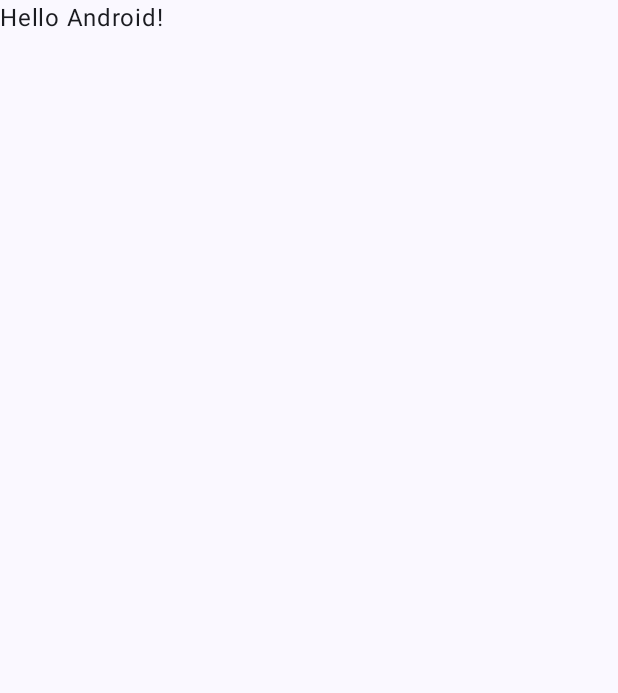
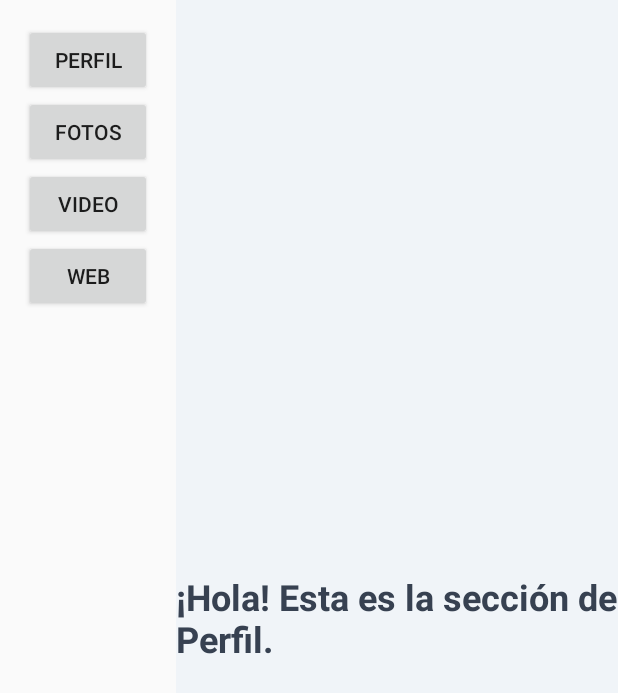
Before and after one commit to GKentaurus/agenda-eventos-culturales, an Android app built with Jetpack Compose: the screen it shows after launch (MainActivity), on a phone screen of 412 x 824 dp. Before the commit the part shown is almost empty. Shown: the top 693 px of the screen. Run offline under Robolectric (Android 15) with nearby library versions, the phone set to English and light mode, and no system bars.

Commit message:
Make project compile successfully with changes proposed by teacher

```diff
--- a/app/build.gradle.kts
+++ b/app/build.gradle.kts
@@ -9,7 +9,7 @@ android {
     compileSdk = 36
 
     defaultConfig {
-        applicationId = "com.example.myapplication"
+        applicationId = "com.app.adec"
         minSdk = 21
         targetSdk = 36
         versionCode = 1
@@ -49,6 +49,10 @@ dependencies {
     implementation(libs.androidx.compose.ui.graphics)
     implementation(libs.androidx.compose.ui.tooling.preview)
     implementation(libs.androidx.compose.material3)
+    implementation(libs.androidx.fragment.ktx) // Add this line (use the latest stable version)
+    implementation(libs.androidx.appcompat)
+    implementation(libs.androidx.appcompat.resources) // For loading and tinting drawables on older versions of the platform
+
     testImplementation(libs.junit)
     androidTestImplementation(libs.androidx.junit)
     androidTestImplementation(libs.androidx.espresso.core)
--- a/app/src/main/AndroidManifest.xml
+++ b/app/src/main/AndroidManifest.xml
@@ -10,15 +10,13 @@
         android:label="@string/app_name"
         android:roundIcon="@mipmap/ic_launcher_round"
         android:supportsRtl="true"
-        android:theme="@style/Theme.MyApplication">
+        android:theme="@style/Theme.AppCompat.Light.NoActionBar">
         <activity
             android:name=".MainActivity"
             android:exported="true"
-            android:label="@string/app_name"
-            android:theme="@style/Theme.MyApplication">
+            android:label="@string/app_name">
             <intent-filter>
                 <action android:name="android.intent.action.MAIN" />
-
                 <category android:name="android.intent.category.LAUNCHER" />
             </intent-filter>
         </activity>
--- a/app/src/main/java/com/app/adec/MainActivity.kt
+++ b/app/src/main/java/com/app/adec/MainActivity.kt
@@ -1,47 +1,38 @@
 package com.app.adec
 
 import android.os.Bundle
-import androidx.activity.ComponentActivity
-import androidx.activity.compose.setContent
-import androidx.activity.enableEdgeToEdge
-import androidx.compose.foundation.layout.fillMaxSize
-import androidx.compose.foundation.layout.padding
-import androidx.compose.material3.Scaffold
-import androidx.compose.material3.Text
-import androidx.compose.runtime.Composable
-import androidx.compose.ui.Modifier
-import androidx.compose.ui.tooling.preview.Preview
-import com.app.adec.ui.theme.MyApplicationTheme
+import androidx.appcompat.app.AppCompatActivity
+import androidx.fragment.app.Fragment
+import androidx.fragment.app.commit
 
-class MainActivity : ComponentActivity() {
+// La MainActivity implementa la interfaz del MenuFragment para poder recibir los eventos de clic.
+class MainActivity : AppCompatActivity(), MenuFragment.OnOptionClickListener {
+
     override fun onCreate(savedInstanceState: Bundle?) {
         super.onCreate(savedInstanceState)
-        enableEdgeToEdge()
-        setContent {
-            MyApplicationTheme {
-                Scaffold(modifier = Modifier.fillMaxSize()) { innerPadding ->
-                    Greeting(
-                        name = "Android",
-                        modifier = Modifier.padding(innerPadding)
-                    )
-                }
-            }
+        setContentView(R.layout.activity_main)
+
+        // Si es la primera vez que se crea la actividad, carga el fragmento por defecto.
+        // Esto evita que se recargue el fragmento al girar la pantalla, por ejemplo.
+        if (savedInstanceState == null) {
+            onOptionClicked("profile")
+        }
+    }
+
+    // Este es el métod0 obligatorio que implementa la interfaz. Se ejecuta cuando se pulsa un botón en el menú.
+    override fun onOptionClicked(option: String) {
+        // Usa una expresión 'when' (similar a un switch) para decidir qué fragmento mostrar.
+        val fragment: Fragment = when (option) {
+            "photos" -> PhotosFragment()
+            "video" -> VideoFragment()
+            "web" -> WebFragment()
+            else -> ProfileFragment() // Caso por defecto
+        }
+
+        // Inicia una transacción de fragmentos para reemplazar el contenido del contenedor derecho.
+        supportFragmentManager.commit {
+            replace(R.id.content_fragment_container, fragment)
+            setReorderingAllowed(true) // Optimización para las transiciones
         }
     }
 }
-
-@Composable
-fun Greeting(name: String, modifier: Modifier = Modifier) {
-    Text(
-        text = "Hello $name!",
-        modifier = modifier
-    )
-}
-
-@Preview(showBackground = true)
-@Composable
-fun GreetingPreview() {
-    MyApplicationTheme {
-        Greeting("Android")
-    }
-}
--- /dev/null
+++ b/app/src/main/java/com/app/adec/MenuFragment.kt
@@ -0,0 +1,41 @@
+package com.app.adec
+
+import android.os.Bundle
+import android.view.View
+import android.widget.Button
+import androidx.fragment.app.Fragment
+
+// La clase hereda de Fragment y usa el layout que creamos
+class MenuFragment : Fragment(R.layout.fragment_menu) {
+
+    // Define una interfaz para comunicarse con la Activity. Es un contrato.
+    // La Activity que contenga este fragmento DEBE implementar esta interfaz.
+    interface OnOptionClickListener {
+        fun onOptionClicked(option: String)
+    }
+
+    private var listener: OnOptionClickListener? = null
+
+    // Este métod0 se llama justo después de que la vista del fragmento ha sido creada.
+    override fun onViewCreated(view: View, savedInstanceState: Bundle?) {
+        super.onViewCreated(view, savedInstanceState)
+
+        // Se comprueba si la Activity contenedora implementa la interfaz de comunicación.
+        if (context is OnOptionClickListener) {
+            listener = context as OnOptionClickListener
+        } else {
+            // Si no la implementa, lanza un error para avisar al desarrollador.
+            throw ClassCastException("$context must implement OnOptionClickListener")
+        }
+
+        // Se asigna un listener a cada botón. Al hacer clic, se llama al métod0 de la interfaz.
+        view.findViewById<Button>(R.id.btn_profile)
+            .setOnClickListener { listener?.onOptionClicked("profile") }
+        view.findViewById<Button>(R.id.btn_photos)
+            .setOnClickListener { listener?.onOptionClicked("photos") }
+        view.findViewById<Button>(R.id.btn_video)
+            .setOnClickListener { listener?.onOptionClicked("video") }
+        view.findViewById<Button>(R.id.btn_web)
+            .setOnClickListener { listener?.onOptionClicked("web") }
+    }
+}
--- /dev/null
+++ b/app/src/main/java/com/app/adec/ProfileFragment.kt
@@ -0,0 +1,18 @@
+package com.app.adec
+
+import android.os.Bundle
+import androidx.fragment.app.Fragment
+import android.view.LayoutInflater
+import android.view.View
+import android.view.ViewGroup
+
+// Este fragmento representa la sección de perfil.
+class ProfileFragment : Fragment() {
+    override fun onCreateView(
+        inflater: LayoutInflater, container: ViewGroup?,
+        savedInstanceState: Bundle?
+    ): View? {
+        // Infla el layout para este fragmento
+        return inflater.inflate(R.layout.fragment_profile, container, false)
+    }
+}
--- /dev/null
+++ b/app/src/main/res/layout/activity_main.xml
@@ -0,0 +1,30 @@
+<?xml version="1.0" encoding="utf-8"?>
+<!-- res/layout/activity_main.xml -->
+<!-- LinearLayout es un contenedor que alinea a sus hijos en una sola dirección (horizontal o vertical) -->
+<LinearLayout xmlns:android="http://schemas.android.com/apk/res/android"
+    android:layout_width="match_parent"
+    android:layout_height="match_parent"
+    android:orientation="horizontal">
+    <!-- android:orientation ->     Los elementos se colocarán uno al lado del otro -->
+
+    <!-- Contenedor para el fragmento del menú de la izquierda -->
+    <androidx.fragment.app.FragmentContainerView
+        android:id="@+id/menu_fragment_container"
+        android:name="com.app.adec.MenuFragment"
+        android:layout_width="0dp"
+        android:layout_height="match_parent"
+        android:layout_weight="1" />
+
+    <!-- android:name ->            Define qué fragmento se carga aquí por defecto -->
+    <!-- android:layout_width ->    El ancho se definirá por el peso (weight) -->
+    <!-- android:layout_weight ->   Ocupa 1 parte del espacio total -->
+
+    <!-- Contenedor para el fragmento de contenido de la derecha -->
+    <androidx.fragment.app.FragmentContainerView
+        android:id="@+id/content_fragment_container"
+        android:layout_width="0dp"
+        android:layout_height="match_parent"
+        android:layout_weight="2.5" />
+
+    <!-- android:layout_weight ->   Ocupa 2.5 partes del espacio, siendo más grande que el menú -->
+</LinearLayout>
--- /dev/null
+++ b/app/src/main/res/layout/fragment_menu.xml
@@ -0,0 +1,15 @@
+<?xml version="1.0" encoding="utf-8"?>
+<!-- res/layout/fragment_menu.xml -->
+<LinearLayout xmlns:android="http://schemas.android.com/apk/res/android"
+    android:layout_width="match_parent"
+    android:layout_height="match_parent"
+    android:orientation="vertical"
+    android:padding="16dp"
+    android:gravity="center_horizontal">
+
+    <!-- Cada botón representa una opción del menú -->
+    <Button android:id="@+id/btn_profile" android:layout_width="match_parent" android:layout_height="wrap_content" android:text="@string/perfil" />
+    <Button android:id="@+id/btn_photos" android:layout_width="match_parent" android:layout_height="wrap_content" android:text="@string/fotos" />
+    <Button android:id="@+id/btn_video" android:layout_width="match_parent" android:layout_height="wrap_content" android:text="@string/video" />
+    <Button android:id="@+id/btn_web" android:layout_width="match_parent" android:layout_height="wrap_content" android:text="@string/web" />
+</LinearLayout>
--- /dev/null
+++ b/app/src/main/res/layout/fragment_profile.xml
@@ -0,0 +1,17 @@
+<?xml version="1.0" encoding="utf-8"?>
+<!-- res/layout/fragment_profile.xml -->
+<LinearLayout xmlns:android="http://schemas.android.com/apk/res/android"
+    android:layout_width="match_parent"
+    android:layout_height="match_parent"
+    android:orientation="vertical"
+    android:gravity="center"
+    android:background="#F0F4F8">
+
+    <TextView
+        android:layout_width="wrap_content"
+        android:layout_height="wrap_content"
+        android:text="¡Hola! Esta es la sección de Perfil."
+        android:textSize="24sp"
+        android:textColor="#374151"
+        android:textStyle="bold" />
+</LinearLayout>
--- a/app/src/main/res/values/strings.xml
+++ b/app/src/main/res/values/strings.xml
@@ -1,3 +1,7 @@
 <resources>
     <string name="app_name">Agenda de Eventos Culturales</string>
+    <string name="perfil">Perfil</string>
+    <string name="fotos">Fotos</string>
+    <string name="video">Video</string>
+    <string name="web">Web</string>
 </resources>
--- a/gradle.properties
+++ b/gradle.properties
@@ -15,6 +15,7 @@ org.gradle.jvmargs=-Xmx2048m -Dfile.encoding=UTF-8
 # Android operating system, and which are packaged with your app's APK
 # https://developer.android.com/topic/libraries/support-library/androidx-rn
 android.useAndroidX=true
+android.enableJetifier=true
 # Kotlin code style for this project: "official" or "obsolete":
 kotlin.code.style=official
 # Enables namespacing of each library's R class so that its R class includes only the
```
Also changed, not shown: app/src/main/java/com/app/adec/PhotosFragment.kt (added, +18 -0 lines), app/src/main/java/com/app/adec/VideoFragment.kt (added, +18 -0 lines), app/src/main/java/com/app/adec/WebFragment.kt (added, +18 -0 lines), app/src/main/res/layout/fragment_photos.xml (added, +17 -0 lines), app/src/main/res/layout/fragment_video.xml (added, +17 -0 lines), app/src/main/res/layout/fragment_web.xml (added, +17 -0 lines), app/src/main/res/values/themes.xml (+6 -2 lines), gradle/libs.versions.toml (+9 -0 lines), 1 other file.
